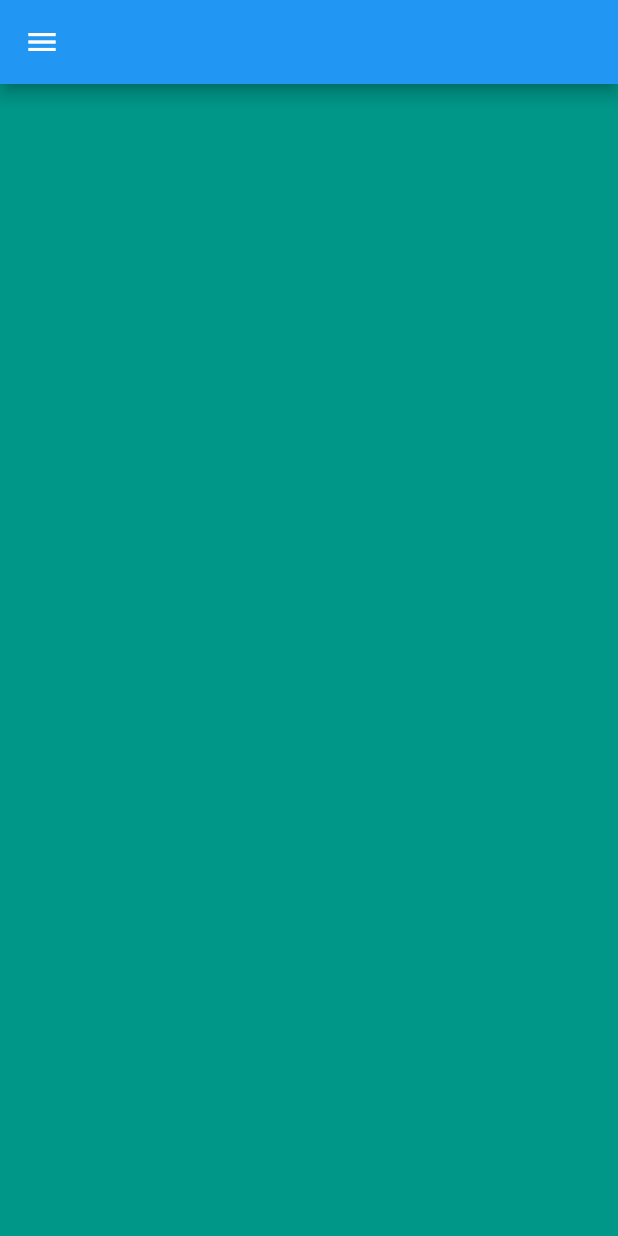
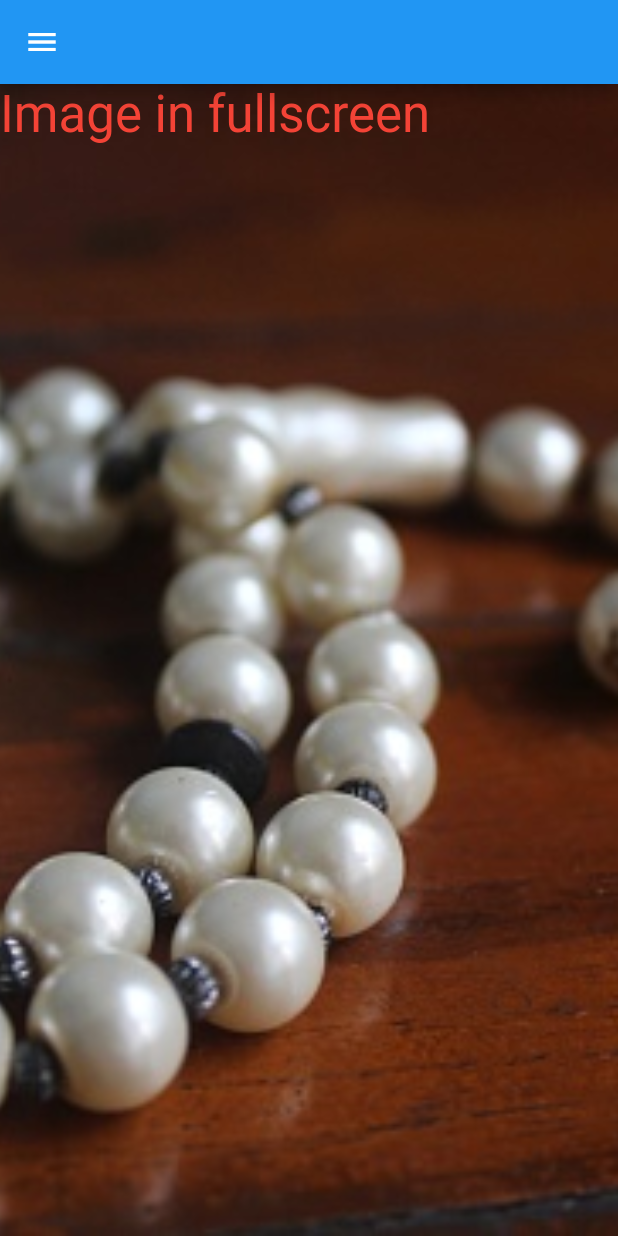
Before and after one commit to muhammad-usmman/Small-Flutter-Projects, a Flutter app: the screen it shows after launch, on a phone screen of 412 x 824 dp. Run offline on Flutter 3.47's test engine with Material 2 defaults, Android fonts, the phone set to English and light mode, and no system bars; our stand-ins replace font_awesome_flutter.

Commit message:
background image and drawer

```diff
--- a/lab_mid_tasbeeh/lib/screens/homepage.dart
+++ b/lab_mid_tasbeeh/lib/screens/homepage.dart
@@ -1,31 +1,31 @@
 import 'package:flutter/material.dart';
 import 'package:lab_mid_tasbeeh/utilities/constants.dart';
 
-class Homepage extends StatefulWidget {
-  @override
-  _HomepageState createState() => _HomepageState();
-
-}
-
-class _HomepageState extends State<Homepage> {
-  @override
-  Widget build(BuildContext context) {
-    return Scaffold(
-      body: Container(
-        decoration: BoxDecoration(
-          image: DecorationImage(
-            image: AssetImage('images/backgroundimage.jpeg'),
-            fit: BoxFit.cover,
-            colorFilter: ColorFilter.mode(
-                Colors.white.withOpacity(0.8), BlendMode.dstATop),
-          ),
-        ),
-        constraints: BoxConstraints.expand(),
-
-      ),
-    );
-  }
-}
+// class Homepage extends StatefulWidget {
+//   @override
+//   _HomepageState createState() => _HomepageState();
+//
+// }
+//
+// class _HomepageState extends State<Homepage> {
+//   @override
+//   Widget build(BuildContext context) {
+//     return Scaffold(
+//       body: Container(
+//         decoration: BoxDecoration(
+//           image: DecorationImage(
+//             image: AssetImage('images/backgroundimage.jpeg'),
+//             fit: BoxFit.cover,
+//             colorFilter: ColorFilter.mode(
+//                 Colors.white.withOpacity(0.8), BlendMode.dstATop),
+//           ),
+//         ),
+//         constraints: BoxConstraints.expand(),
+//
+//       ),
+//     );
+//   }
+// }
 
 
 class home extends StatefulWidget {
@@ -43,6 +43,18 @@ class _homeState extends State<home> {
     return MaterialApp(
       home: Scaffold(
         appBar: AppBar(),
+        body:Container(
+          constraints: BoxConstraints.expand(),
+          decoration: const BoxDecoration(
+            image: DecorationImage(
+                image:AssetImage('images/backgroundimage.jpeg'),
+                fit: BoxFit.cover),
+          ),
+          child: const Text(
+            'Image in fullscreen',
+            style: TextStyle(fontSize: 34, color: Colors.red),
+          ),
+        ),
         drawer: Drawer( child: ListView(
 
           padding: EdgeInsets.zero,
@@ -57,7 +69,7 @@ class _homeState extends State<home> {
             FlatButton(
 
               onPressed:(){
-                Navigator.push(context,MaterialPageRoute(builder: (context) => Homepage()));
+                Navigator.push(context,MaterialPageRoute(builder: (context) =>home()));
               },
               child: Text("HOME",style: TextStyle(color: Colors.teal)),
             ),
@@ -88,23 +100,15 @@ class _homeState extends State<home> {
 
         backgroundColor: Colors.teal,
 
-        body: SafeArea(
-          child: Padding(
-            padding: EdgeInsets.symmetric(horizontal: 10.0),
+        // body: SafeArea(
+        //   child: Padding(
+        //     padding: EdgeInsets.symmetric(horizontal: 10.0),
+        //
+        //   ),
+        // ),
+      ),
 
-          ),
-        ),
-      ),
-    body: Container(
-    decoration: BoxDecoration(
-    image: DecorationImage(
-    image: AssetImage('images/backgroundimage.jpeg'),
-    fit: BoxFit.cover,
-    colorFilter: ColorFilter.mode(
-    Colors.white.withOpacity(0.8), BlendMode.dstATop),
-    ),
-    ),
-    ));
+    );
 
   }
 }
```
